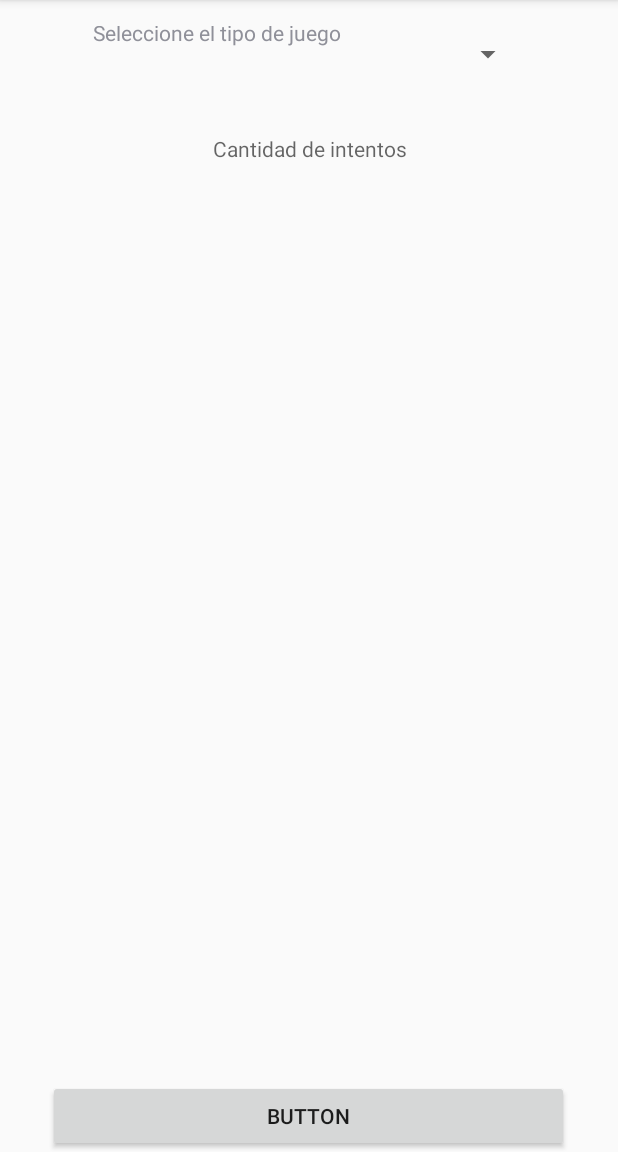
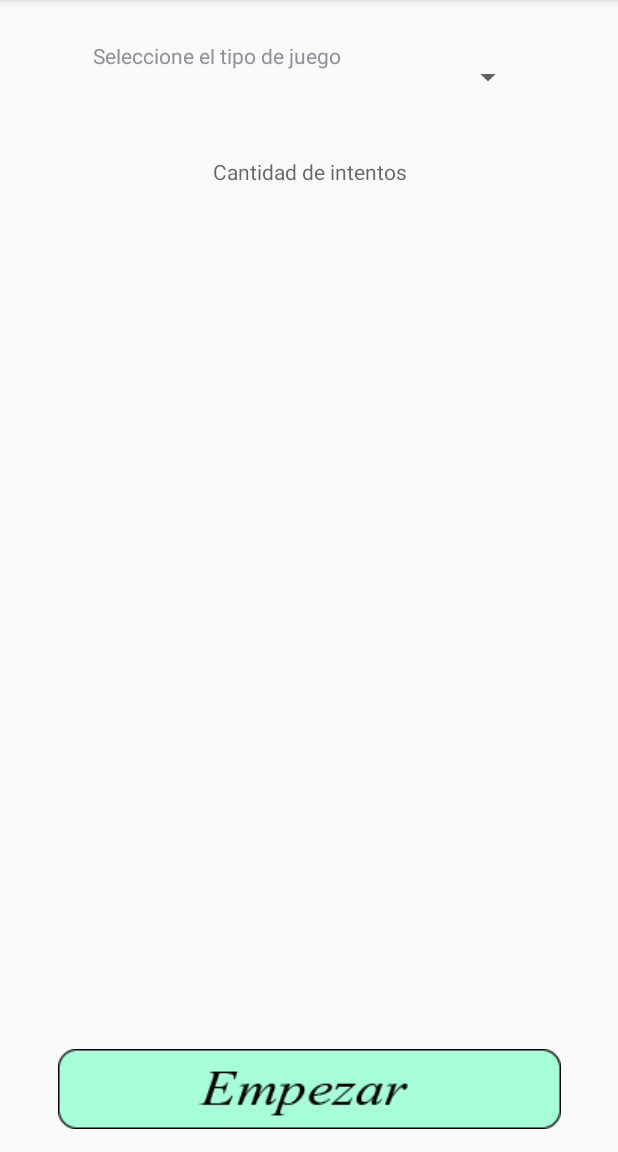
Before and after one commit to wsquindio2018/ColorApp_Quindio, an Android app: the ConfiguracionActiviy screen opened directly, with no data from a screen before it, on a phone screen of 412 x 824 dp, the part 84-1236 px from its top. Run offline under Robolectric (Android 15) with nearby library versions, the light colour scheme and no system bars.

Commit message:
De victor para Diego

```diff
--- a/app/src/main/res/layout/activity_configuracion_activiy.xml
+++ b/app/src/main/res/layout/activity_configuracion_activiy.xml
@@ -3,6 +3,7 @@
     xmlns:app="http://schemas.android.com/apk/res-auto"
     xmlns:tools="http://schemas.android.com/tools"
     android:layout_width="match_parent"
+    android:padding="15dp"
     android:layout_height="match_parent"
     tools:context=".actividades.ConfiguracionActiviy">
 
@@ -56,13 +57,15 @@
         tools:layout_editor_absoluteX="74dp"
         tools:layout_editor_absoluteY="113dp" />
 
-    <Button
-        android:id="@+id/button"
-        android:layout_width="347dp"
+    <ImageButton
+        android:id="@+id/imageButton"
+        android:layout_width="match_parent"
         android:layout_height="wrap_content"
         android:layout_alignParentBottom="true"
-        android:layout_centerHorizontal="true"
-        android:text="Button" />
+        android:layout_alignParentStart="true"
+        android:background="#0030329F"
+        android:layout_marginStart="0dp"
+        app:srcCompat="@drawable/boton_empezar" />
 
 
 </RelativeLayout>
```
Also changed, not shown: app/src/main/res/drawable/boton_configuracion.png (added), app/src/main/res/drawable/boton_empezar.png (added), app/src/main/res/drawable/boton_jugar.png (added), app/src/main/res/drawable/boton_puntajes.png (added).
